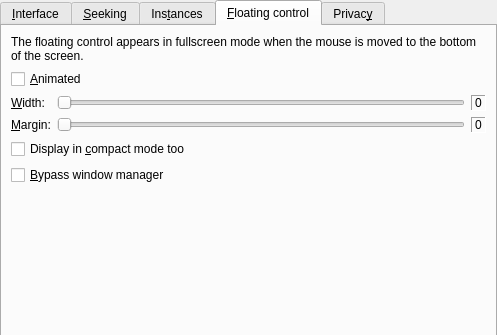
First picture: the form in src/prefinterface.ui, repository wilbert2000/wzplayer, before the edit; both pictures show x 0 to 497 and y 0 to 335 of the 497 by 502 pixel window.
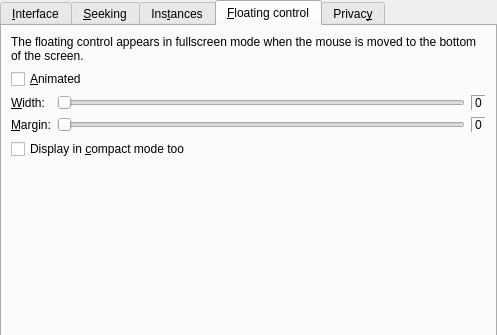
Second picture: the form after the edit. The open tabs and pages were chosen to show the change. Custom widgets are drawn as their Qt base class.

Commit message: Remove the option to bypass the window manager when showing the floating control, since the new floatingwidget doesn't needed it.

Diff of the .ui file:
```diff
--- a/src/prefinterface.ui
+++ b/src/prefinterface.ui
@@ -732,13 +732,6 @@
          </property>
         </widget>
        </item>
-       <item>
-        <widget class="QCheckBox" name="floating_bypass_wm_check">
-         <property name="text">
-          <string>&amp;Bypass window manager</string>
-         </property>
-        </widget>
-       </item>
        <item>
         <spacer>
          <property name="orientation">
```
Left out of the diff: 1 changed line with no effect on the pictures. The commit also changes 4 other files.
